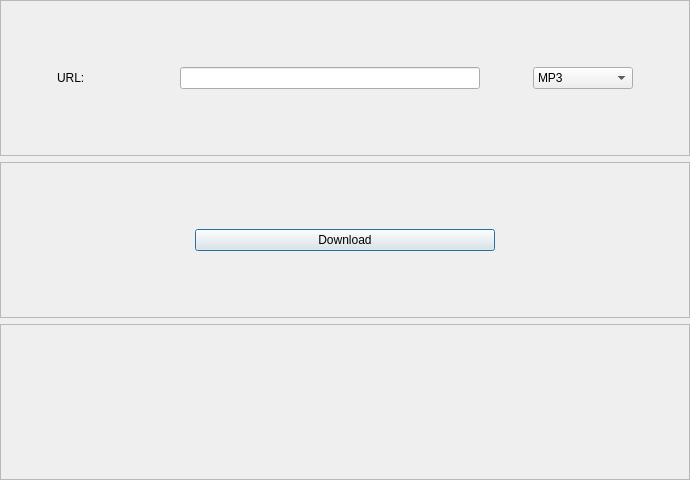
Qt form interface/mainWindow.ui (MateuszPason/Youtube-Downloader) before a commit.
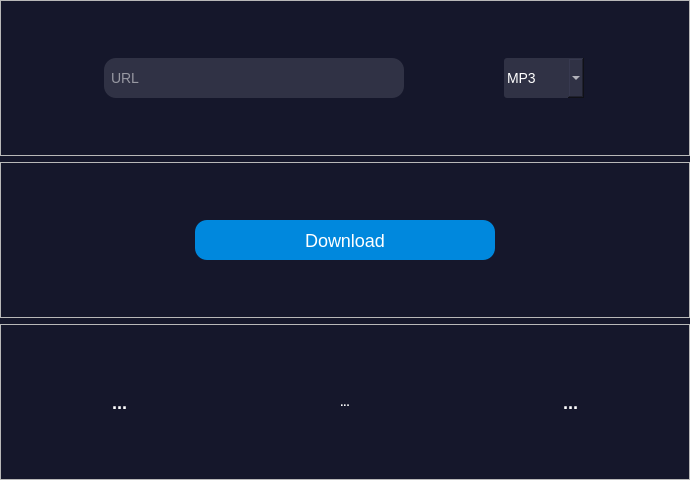
The same form after that commit.

Commit message: Added styles to the interface, one new comment

The edit to the form file:
```diff
--- a/interface/mainWindow.ui
+++ b/interface/mainWindow.ui
@@ -19,6 +19,43 @@
   <property name="windowTitle">
    <string>Dialog</string>
   </property>
+  <property name="styleSheet">
+   <string notr="true">QDialog{
+background-color: #15172b;
+}
+QLabel{
+font-size: 18px;
+font-weight: bold;
+color: white;
+}
+QLabel#title_and_download_info
+{
+font-size: 11px;
+}
+QPushButton{
+background-color: #08d;
+border-radius: 12px;
+color: white;
+font-size: 18px;
+}
+QLineEdit{
+background-color: #303245;
+border-radius: 12px;
+border: 0;
+color: white;
+font-size: 14px;
+padding-left: 5px;
+}
+QComboBox{
+background-color: #303245;
+font-size: 14px;
+padding-left: 5px;
+color: white;
+border: 0;
+border-radius: 3px;
+padding: 3px 3px 3px 3px;
+}</string>
+  </property>
   <layout class="QVBoxLayout" name="verticalLayout">
    <property name="leftMargin">
     <number>0</number>
@@ -41,34 +78,39 @@
       <enum>QFrame::Raised</enum>
      </property>
      <layout class="QHBoxLayout" name="horizontalLayout">
-      <item>
-       <widget class="QLabel" name="label_3">
-        <property name="maximumSize">
-         <size>
-          <width>70</width>
-          <height>16777215</height>
-         </size>
-        </property>
-        <property name="text">
-         <string>URL:</string>
-        </property>
-       </widget>
-      </item>
       <item>
        <widget class="QLineEdit" name="source">
+        <property name="minimumSize">
+         <size>
+          <width>0</width>
+          <height>40</height>
+         </size>
+        </property>
         <property name="maximumSize">
          <size>
           <width>300</width>
           <height>16777215</height>
          </size>
         </property>
+        <property name="alignment">
+         <set>Qt::AlignLeading|Qt::AlignLeft|Qt::AlignVCenter</set>
+        </property>
+        <property name="placeholderText">
+         <string>URL</string>
+        </property>
        </widget>
       </item>
       <item>
        <widget class="QComboBox" name="file_type">
+        <property name="minimumSize">
+         <size>
+          <width>0</width>
+          <height>40</height>
+         </size>
+        </property>
         <property name="maximumSize">
          <size>
-          <width>100</width>
+          <width>80</width>
           <height>16777215</height>
          </size>
         </property>
@@ -101,7 +143,7 @@
         <property name="minimumSize">
          <size>
           <width>0</width>
-          <height>0</height>
+          <height>40</height>
          </size>
         </property>
         <property name="maximumSize">
@@ -130,7 +172,7 @@
       <item>
        <widget class="QLabel" name="completed_info">
         <property name="text">
-         <string/>
+         <string>...</string>
         </property>
         <property name="alignment">
          <set>Qt::AlignCenter</set>
@@ -140,17 +182,20 @@
       <item>
        <widget class="QLabel" name="title_and_download_info">
         <property name="text">
-         <string/>
+         <string>...</string>
         </property>
         <property name="alignment">
          <set>Qt::AlignCenter</set>
         </property>
+        <property name="wordWrap">
+         <bool>true</bool>
+        </property>
        </widget>
       </item>
       <item>
        <widget class="QLabel" name="length">
         <property name="text">
-         <string/>
+         <string>...</string>
         </property>
         <property name="alignment">
          <set>Qt::AlignCenter</set>
```
The commit also changes 1 other file.
